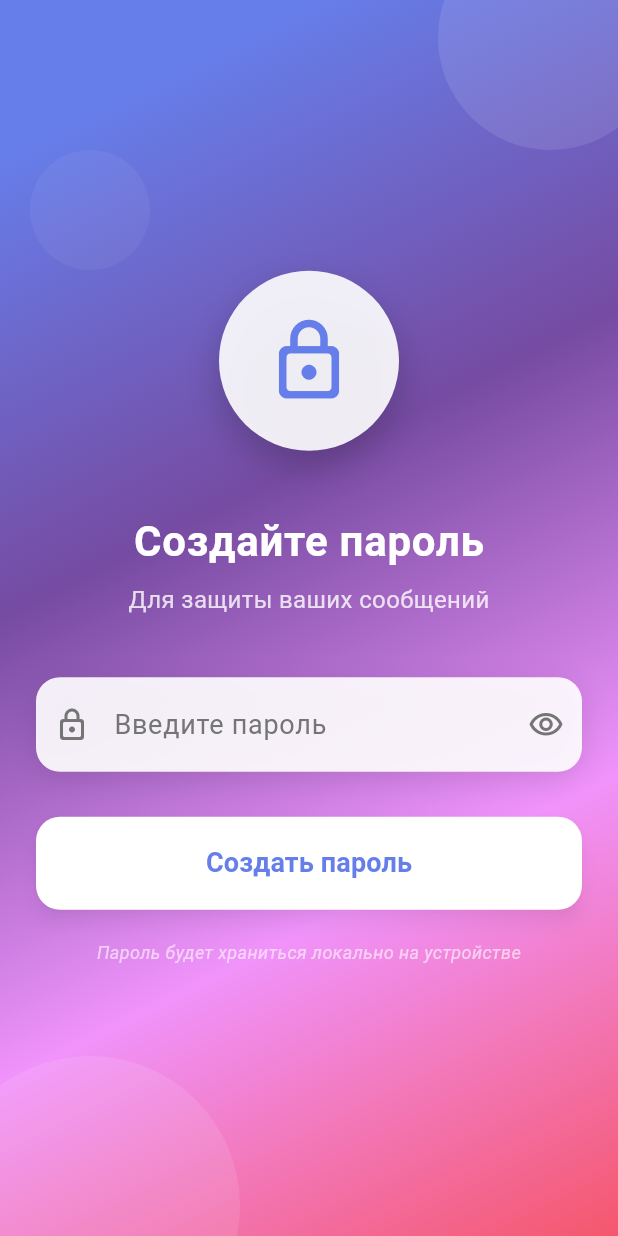
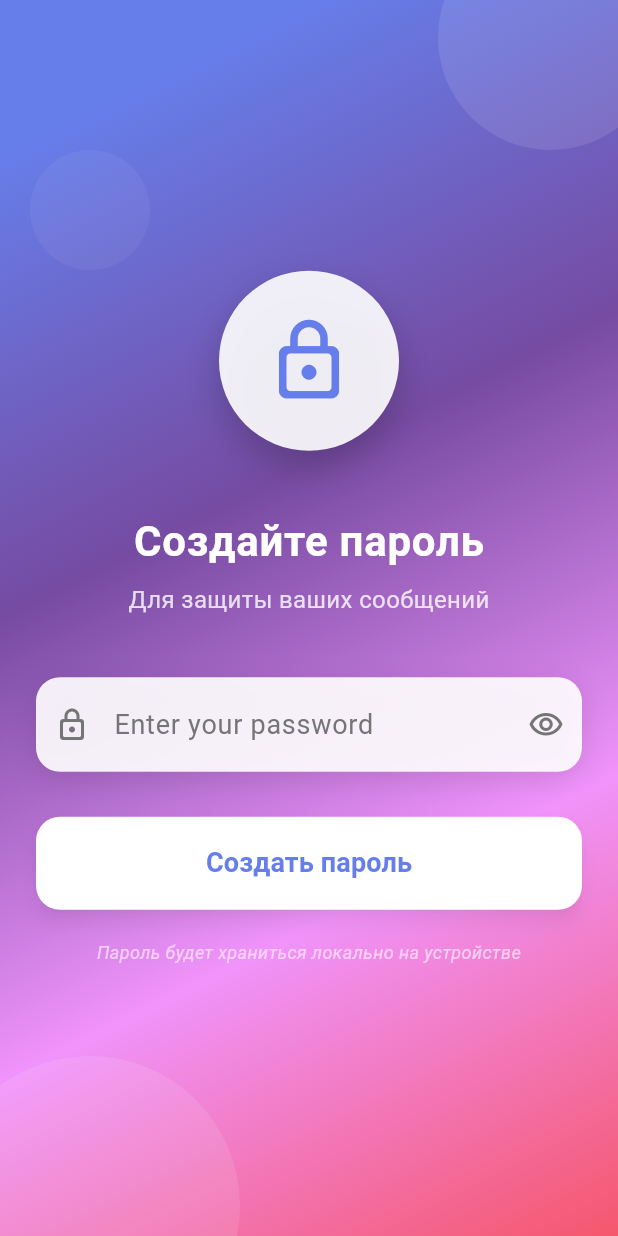
Before and after one commit to crazynoob1566/my-chat-app, a Flutter app: the screen it shows after launch, on a phone screen of 412 x 824 dp. Run offline on Flutter 3.47's test engine with Material 3 defaults, Android fonts, the light colour scheme and no system bars; our stand-ins replace cached_network_image, flutter_local_notifications, image_gallery_saver, image_picker, permission_handler, photo_view and 3 more; accounts and stored records are empty.

Commit message:
Обновление

```diff
--- a/lib/main.dart
+++ b/lib/main.dart
@@ -754,9 +754,7 @@ class _PasswordScreenState extends State<PasswordScreen> {
                       const SizedBox(height: 8),
 
                       Text(
-                        _isFirstLaunch
-                            ? 'Для защиты ваших сообщений'
-                            : 'Введите пароль для входа',
+                        _isFirstLaunch ? 'Для защиты ваших сообщений' : '',
                         style: TextStyle(
                           fontSize: 16,
                           color: Colors.white.withOpacity(0.8),
@@ -786,7 +784,7 @@ class _PasswordScreenState extends State<PasswordScreen> {
                             color: Colors.black87,
                           ),
                           decoration: InputDecoration(
-                            hintText: 'Введите пароль',
+                            hintText: 'Enter your password',
                             hintStyle: TextStyle(
                               color: Colors.grey[600],
                             ),
@@ -871,7 +869,7 @@ class _PasswordScreenState extends State<PasswordScreen> {
                             shadowColor: Colors.black.withOpacity(0.3),
                           ),
                           child: Text(
-                            _isFirstLaunch ? 'Создать пароль' : 'Войти',
+                            _isFirstLaunch ? 'Создать пароль' : '𝕃𝕠𝕘 𝕚𝕟',
                             style: const TextStyle(
                               fontSize: 18,
                               fontWeight: FontWeight.w600,
@@ -886,7 +884,7 @@ class _PasswordScreenState extends State<PasswordScreen> {
                       Text(
                         _isFirstLaunch
                             ? 'Пароль будет храниться локально на устройстве'
-                            : 'Забыли пароль? Удалите данные приложения',
+                            : '',
                         style: TextStyle(
                           fontSize: 12,
                           color: Colors.white.withOpacity(0.6),
```
